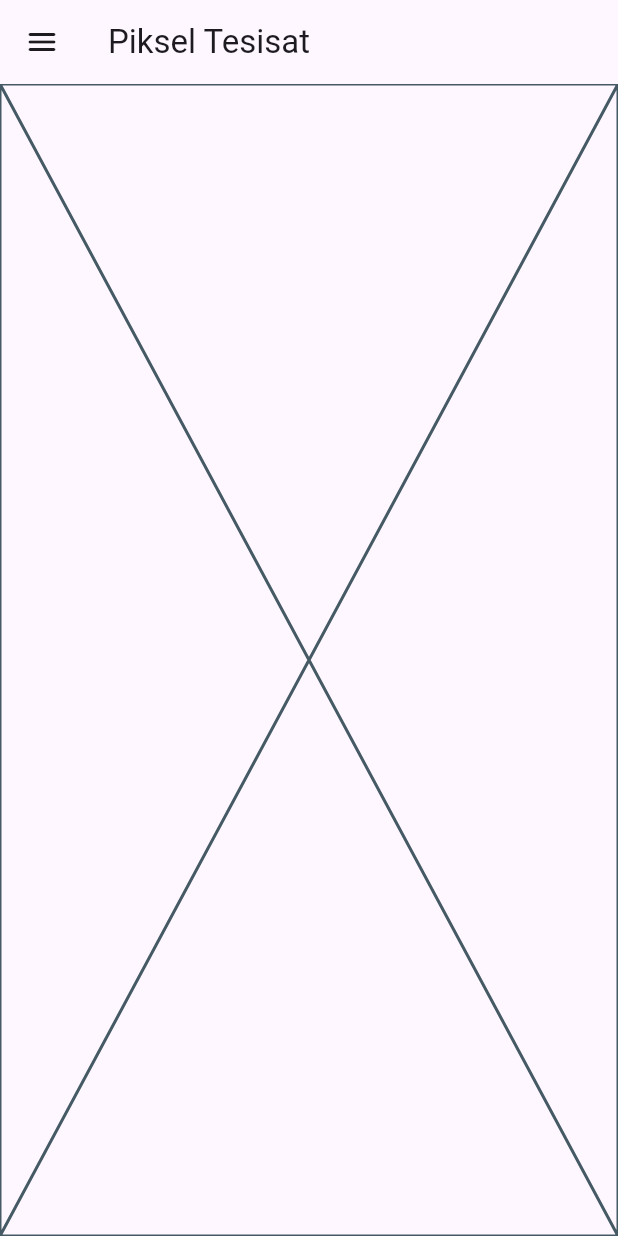
After one commit to tahsin-emre/pikseltesisat, a Flutter app: the screen it shows after launch, on a phone screen of 412 x 824 dp. The commit adds this screen. Run offline on Flutter 3.47's test engine with Material 3 defaults, Android fonts, the phone set to English and light mode, and no system bars; drawn by our look-alikes of flutter_advanced_drawer; our stand-ins replace cloud_firestore, easy_localization, firebase_auth, firebase_core, firebase_storage, go_router; accounts and stored records are empty.

Commit message:
add home view and update routing; replace placeholders with colored containers in customer and plumber list views; enhance main drawer with navigation functionality

```diff
--- /dev/null
+++ b/devtools_options.yaml
@@ -0,0 +1,3 @@
+description: This file stores settings for Dart & Flutter DevTools.
+documentation: https://docs.flutter.dev/tools/devtools/extensions#configure-extension-enablement-states
+extensions:
--- a/lib/feature/customers/view/customer_list_view.dart
+++ b/lib/feature/customers/view/customer_list_view.dart
@@ -5,6 +5,6 @@ class CustomerListView extends StatelessWidget {
 
   @override
   Widget build(BuildContext context) {
-    return const Placeholder();
+    return Container(color: Colors.blueAccent);
   }
 }
--- /dev/null
+++ b/lib/feature/home/view/home_view.dart
@@ -0,0 +1,10 @@
+import 'package:flutter/material.dart';
+
+final class HomeView extends StatelessWidget {
+  const HomeView({super.key});
+
+  @override
+  Widget build(BuildContext context) {
+    return const Placeholder();
+  }
+}
--- a/lib/feature/main/view/main_view.dart
+++ b/lib/feature/main/view/main_view.dart
@@ -18,10 +18,10 @@ class _MainViewState extends State<MainView> {
   Widget build(BuildContext context) {
     return AdvancedDrawer(
       controller: _advancedDrawerController,
-      animationCurve: Curves.easeInOut,
+      animationCurve: Curves.easeInQuad,
       animationDuration: Durations.medium4,
       openRatio: .5,
-      drawer: const MainDrawer(),
+      drawer: MainDrawer(onClose: toggleDrawer),
       child: Scaffold(
         appBar: MainAppBar(onTap: toggleDrawer),
         body: Center(child: widget.child),
--- a/lib/feature/plumbers/view/plumber_list_view.dart
+++ b/lib/feature/plumbers/view/plumber_list_view.dart
@@ -5,6 +5,6 @@ final class PlumberListView extends StatelessWidget {
 
   @override
   Widget build(BuildContext context) {
-    return const Placeholder();
+    return Container(color: Colors.amberAccent);
   }
 }
--- a/lib/product/init/router/app_router.dart
+++ b/lib/product/init/router/app_router.dart
@@ -10,7 +10,7 @@ final class AppRouter {
 
   static GoRouter config = GoRouter(
     navigatorKey: rootNavigatorKey,
-    initialLocation: CustomerListRoute.path,
+    initialLocation: HomeRoute.path,
     routes: $appRoutes,
   );
 }
--- a/lib/product/init/router/app_routes.dart
+++ b/lib/product/init/router/app_routes.dart
@@ -1,6 +1,7 @@
 import 'package:flutter/material.dart';
 import 'package:go_router/go_router.dart';
 import 'package:pikseltesisat/feature/customers/view/customer_list_view.dart';
+import 'package:pikseltesisat/feature/home/view/home_view.dart';
 import 'package:pikseltesisat/feature/main/view/main_view.dart';
 import 'package:pikseltesisat/feature/plumbers/view/plumber_list_view.dart';
 import 'package:pikseltesisat/product/init/router/app_router.dart';
@@ -10,6 +11,7 @@ part 'app_routes.g.dart';
 
 @TypedShellRoute<MainShellRoute>(
   routes: [
+    TypedGoRoute<HomeRoute>(path: HomeRoute.path),
     TypedGoRoute<CustomerListRoute>(path: CustomerListRoute.path),
     TypedGoRoute<PlumberListRoute>(path: PlumberListRoute.path),
   ],
--- a/lib/product/init/router/routes/main_routes.dart
+++ b/lib/product/init/router/routes/main_routes.dart
@@ -1,4 +1,14 @@
 part of '../app_routes.dart';
+
+final class HomeRoute extends GoRouteData {
+  const HomeRoute();
+  static const String path = '/main/home';
+  static final $parentNavigatorKey = AppRouter.mainShellKey;
+  @override
+  AppPage buildPage(BuildContext context, GoRouterState state) {
+    return AppPage(child: const HomeView());
+  }
+}
 
 final class CustomerListRoute extends GoRouteData {
   const CustomerListRoute();
```
Also changed, not shown: lib/feature/main/view/main_drawer.dart (+15 -5 lines), lib/product/init/router/app_routes.g.dart.
